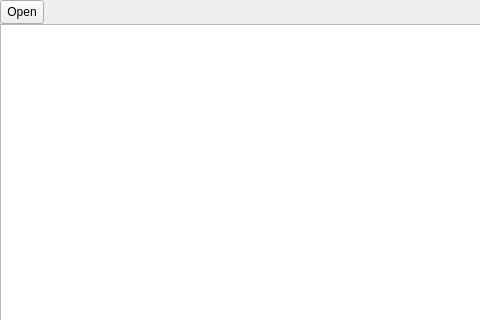
Before: the Qt Designer form app/MainWindow.ui in choosyg/WerkzeugListeEstlcam, drawn with Qt 5; both pictures show x 0 to 480 and y 0 to 320 of the 1280 by 600 pixel window.
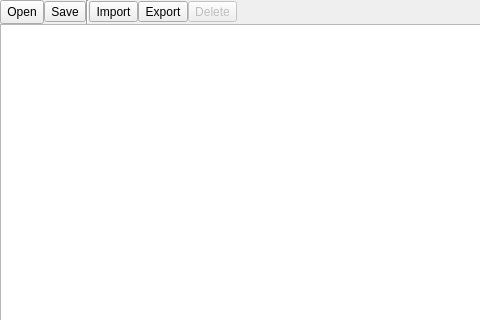
After: the same form once the commit is applied.

Commit message: * Load from, save to own format * write of estlcam tool list files

Diff of the .ui file:
```diff
--- a/app/MainWindow.ui
+++ b/app/MainWindow.ui
@@ -51,6 +51,47 @@
         </property>
        </widget>
       </item>
+      <item>
+       <widget class="QToolButton" name="saveButton">
+        <property name="text">
+         <string>Save</string>
+        </property>
+       </widget>
+      </item>
+      <item>
+       <widget class="Line" name="line">
+        <property name="orientation">
+         <enum>Qt::Vertical</enum>
+        </property>
+       </widget>
+      </item>
+      <item>
+       <widget class="QToolButton" name="importButton">
+        <property name="text">
+         <string>Import</string>
+        </property>
+       </widget>
+      </item>
+      <item>
+       <widget class="QToolButton" name="exportButton">
+        <property name="text">
+         <string>Export</string>
+        </property>
+       </widget>
+      </item>
+      <item>
+       <widget class="QToolButton" name="deleteButton">
+        <property name="enabled">
+         <bool>false</bool>
+        </property>
+        <property name="text">
+         <string>Delete</string>
+        </property>
+        <property name="shortcut">
+         <string>Del</string>
+        </property>
+       </widget>
+      </item>
       <item>
        <spacer name="horizontalSpacer">
         <property name="orientation">
```
Left out of the diff: 5 changed lines with no effect on the pictures. The commit also changes 5 other files.
